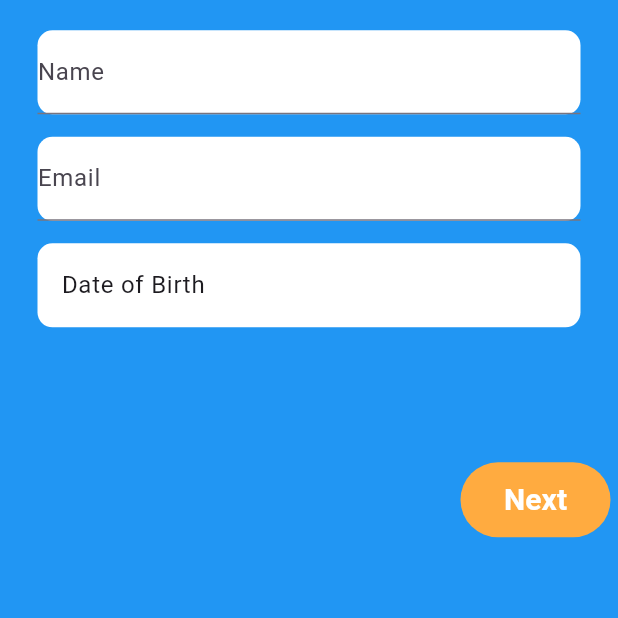
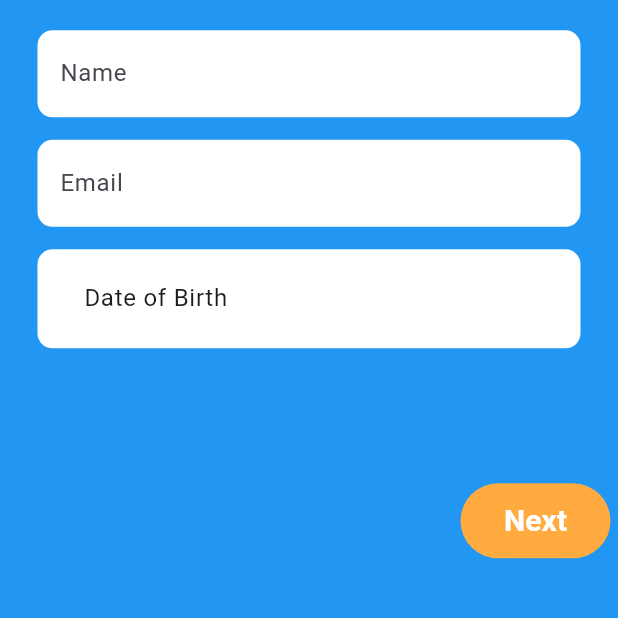
Before and after one commit to edwxrdbobb/give-thanks-mobile-app-flutter, a Flutter app: the SignUp1 screen opened directly, on a phone screen of 412 x 824 dp, the part 226-844 px from its top. Run offline on Flutter 3.47's test engine with Material 3 defaults, Android fonts, the phone set to English and light mode, and no system bars; drawn by our look-alikes of flutter_form_builder; our stand-ins replace google_fonts, material_design_icons_flutter.

Commit message:
signup screen 1 completed

```diff
--- a/lib/screens/signup1.dart
+++ b/lib/screens/signup1.dart
@@ -48,13 +48,18 @@ class _SignUp1State extends State<SignUp1> {
                     child: Column(
                       children: [
                         Container(
+                          padding: const EdgeInsets.symmetric(
+                            horizontal: 15,
+                            vertical: 5,
+                          ),
                           decoration: BoxDecoration(
                             color: Colors.white,
                             borderRadius: BorderRadius.circular(10.0),
                           ),
                           child: TextFormField(
                             controller: _nameController,
-                            decoration: InputDecoration(labelText: 'Name'),
+                            decoration: const InputDecoration(
+                                hintText: "Name", border: InputBorder.none),
                             validator: (value) {
                               if (value == null || value.isEmpty) {
                                 return 'Please enter your name';
@@ -63,17 +68,24 @@ class _SignUp1State extends State<SignUp1> {
                             },
                           ),
                         ),
-                        SizedBox(
+                        const SizedBox(
                           height: 15,
                         ),
                         Container(
+                          padding: const EdgeInsets.symmetric(
+                            horizontal: 15,
+                            vertical: 5,
+                          ),
                           decoration: BoxDecoration(
                             color: Colors.white,
                             borderRadius: BorderRadius.circular(10.0),
                           ),
                           child: TextFormField(
-                            controller: _emailController,
-                            decoration: InputDecoration(labelText: 'Email'),
+                            controller: _nameController,
+                            decoration: const InputDecoration(
+                              hintText: "Email",
+                              border: InputBorder.none,
+                            ),
                             validator: (value) {
                               if (value == null || value.isEmpty) {
                                 return 'Please enter your email';
@@ -82,16 +94,20 @@ class _SignUp1State extends State<SignUp1> {
                             },
                           ),
                         ),
-                        SizedBox(
+                        const SizedBox(
                           height: 15,
                         ),
                         Container(
+                          padding: const EdgeInsets.symmetric(
+                            horizontal: 15,
+                            vertical: 5,
+                          ),
                           decoration: BoxDecoration(
                             color: Colors.white,
                             borderRadius: BorderRadius.circular(10.0),
                           ),
                           child: ListTile(
-                            title: Text('Date of Birth'),
+                            title: const Text('Date of Birth'),
                             subtitle: _selectedDate != null
                                 ? Text(
                                     '${_selectedDate!.day}/${_selectedDate!.month}/${_selectedDate!.year}')
@@ -115,7 +131,7 @@ class _SignUp1State extends State<SignUp1> {
                     ),
                   ),
                 ),
-                SizedBox(
+                const SizedBox(
                   height: 70,
                 ),
                 Row(
@@ -135,9 +151,9 @@ class _SignUp1State extends State<SignUp1> {
                         style: TextButton.styleFrom(
                           backgroundColor: Colors.orangeAccent, // Gold color
                           minimumSize:
-                              Size(200, 50), // Specific width and height
+                              const Size(200, 50), // Specific width and height
                         ),
-                        child: Text(
+                        child: const Text(
                           'Next',
                           style: TextStyle(
                             color: Colors.white, // White text color
```
